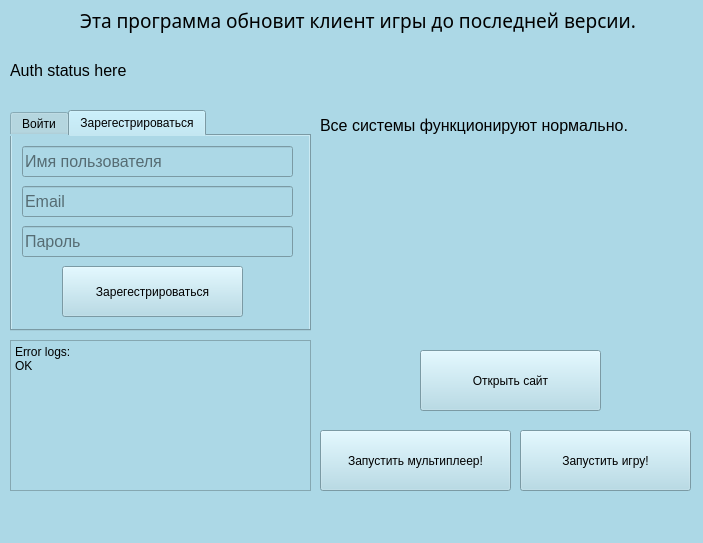
Above: launcher/ui.ui from dfbakin/COVIDcover before the change. Below: the same form after it.
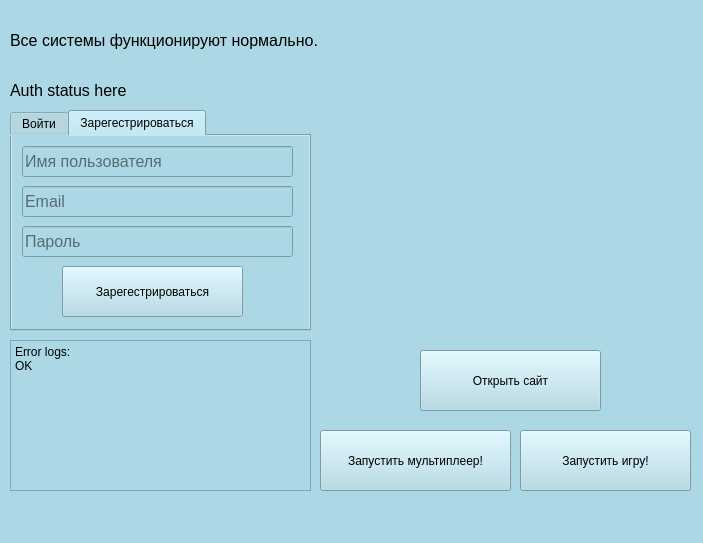
That is the form after the change.

Commit message: UI improvements and new game_api/roles_left added

The edit to the form file:
```diff
--- a/launcher/ui.ui
+++ b/launcher/ui.ui
@@ -65,26 +65,6 @@
      <string>Запустить игру!</string>
     </property>
    </widget>
-   <widget class="QLabel" name="label">
-    <property name="geometry">
-     <rect>
-      <x>80</x>
-      <y>0</y>
-      <width>721</width>
-      <height>41</height>
-     </rect>
-    </property>
-    <property name="font">
-     <font>
-      <family>Viner Hand ITC</family>
-      <pointsize>14</pointsize>
-      <italic>false</italic>
-     </font>
-    </property>
-    <property name="text">
-     <string>Эта программа обновит клиент игры до последней версии.</string>
-    </property>
-   </widget>
    <widget class="QPlainTextEdit" name="plainTextEdit">
     <property name="geometry">
      <rect>
@@ -127,7 +107,7 @@
     <property name="geometry">
      <rect>
       <x>10</x>
-      <y>60</y>
+      <y>80</y>
       <width>281</width>
       <height>21</height>
      </rect>
@@ -144,10 +124,10 @@
    <widget class="QLabel" name="label_4">
     <property name="geometry">
      <rect>
-      <x>320</x>
-      <y>70</y>
-      <width>371</width>
-      <height>111</height>
+      <x>10</x>
+      <y>10</y>
+      <width>681</width>
+      <height>61</height>
      </rect>
     </property>
     <property name="font">
```
The commit also changes 2 other files.
